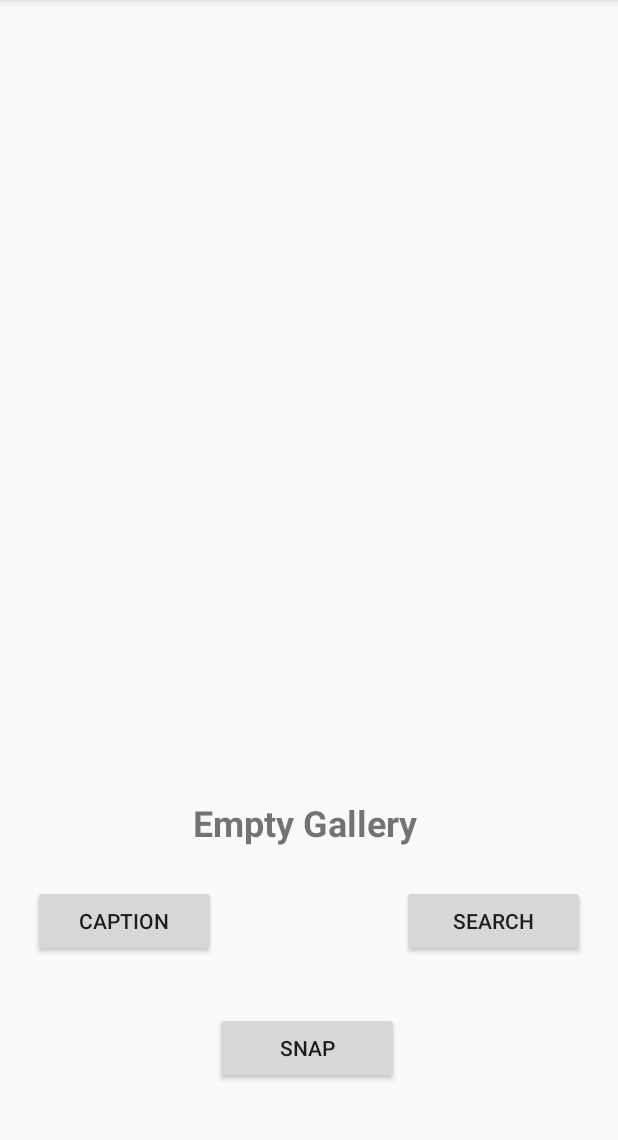
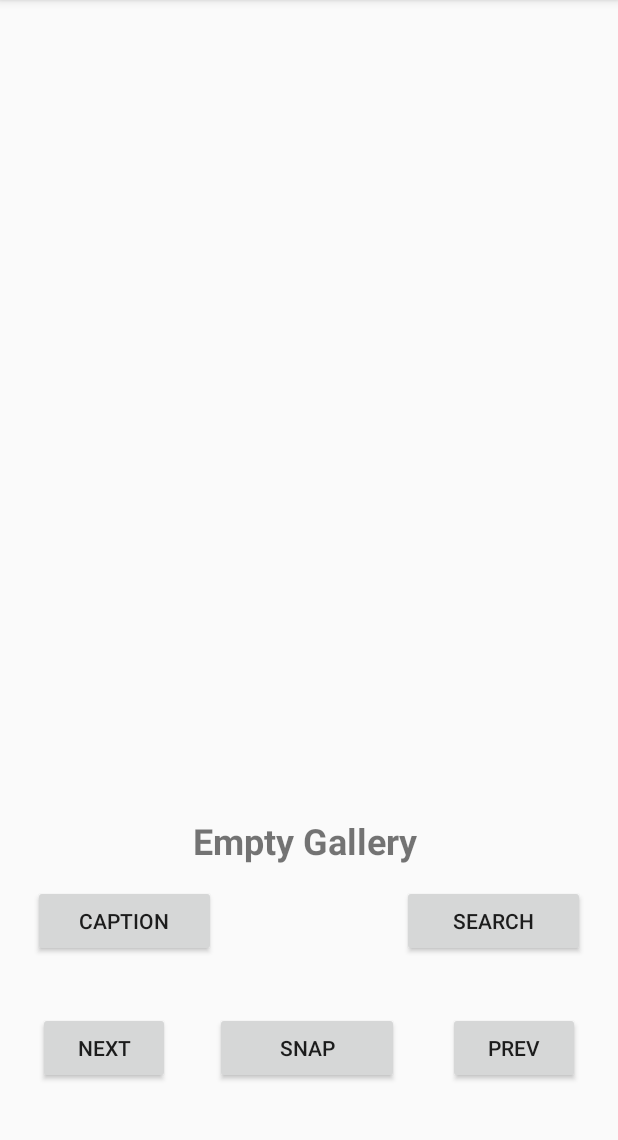
Before and after one commit to jle-santos/Photo-Gallery, an Android app: the screen it shows after launch (MainActivity), on a phone screen of 412 x 824 dp, the part 84-1224 px from its top. Run offline under Robolectric (Android 15) with nearby library versions, the phone set to English and light mode, and no system bars.

Commit message:
Scroll working

```diff
--- a/app/src/main/res/layout/activity_main.xml
+++ b/app/src/main/res/layout/activity_main.xml
@@ -52,7 +52,7 @@
         android:layout_alignParentBottom="true"
         android:layout_marginStart="59dp"
         android:layout_marginEnd="64dp"
-        android:layout_marginBottom="192dp"
+        android:layout_marginBottom="180dp"
         android:text="Caption goes here"
         android:textAlignment="center"
         android:textSize="24sp"
@@ -68,4 +68,25 @@
         android:layout_marginBottom="130dp"
         android:text="Search" />
 
+    <Button
+        android:id="@+id/btnNext"
+        android:layout_width="wrap_content"
+        android:layout_height="wrap_content"
+        android:layout_alignParentStart="true"
+        android:layout_alignParentBottom="true"
+        android:layout_marginStart="25dp"
+        android:layout_marginBottom="45dp"
+        android:text="NEXT" />
+
+    <Button
+        android:id="@+id/btnPrev"
+        android:layout_width="wrap_content"
+        android:layout_height="wrap_content"
+        android:layout_alignParentEnd="true"
+        android:layout_alignParentBottom="true"
+        android:layout_marginStart="275dp"
+        android:layout_marginEnd="25dp"
+        android:layout_marginBottom="45dp"
+        android:text="PREV" />
+
 </RelativeLayout>
```
Also changed, not shown: app/src/main/java/com/example/photogallery/MainActivity.java (+47 -9 lines).
